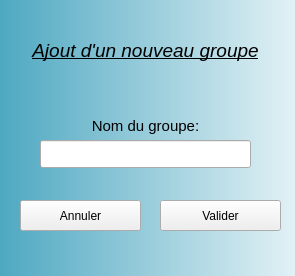
Above: ajoutgroupe.ui from Obsywon/ShareCount before the change. Below: the same form after it.
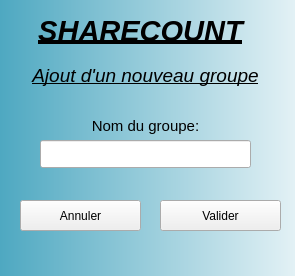
That is the form after the change.

Commit message: Ui amélioration event

Diff of the .ui file:
```diff
--- a/ajoutgroupe.ui
+++ b/ajoutgroupe.ui
@@ -87,9 +87,9 @@
    <property name="geometry">
     <rect>
      <x>0</x>
-     <y>0</y>
+     <y>40</y>
      <width>291</width>
-     <height>101</height>
+     <height>71</height>
     </rect>
    </property>
    <property name="font">
@@ -122,6 +122,31 @@
     <string/>
    </property>
   </widget>
+  <widget class="QLabel" name="label_2">
+   <property name="geometry">
+    <rect>
+     <x>-10</x>
+     <y>10</y>
+     <width>301</width>
+     <height>41</height>
+    </rect>
+   </property>
+   <property name="font">
+    <font>
+     <pointsize>22</pointsize>
+     <weight>75</weight>
+     <italic>true</italic>
+     <bold>true</bold>
+     <underline>true</underline>
+    </font>
+   </property>
+   <property name="text">
+    <string>SHARECOUNT</string>
+   </property>
+   <property name="alignment">
+    <set>Qt::AlignCenter</set>
+   </property>
+  </widget>
   <zorder>label_6</zorder>
   <zorder>nom_groupe</zorder>
   <zorder>ok</zorder>
@@ -129,6 +154,7 @@
   <zorder>annuler</zorder>
   <zorder>label_11</zorder>
   <zorder>label</zorder>
+  <zorder>label_2</zorder>
  </widget>
  <resources/>
  <connections/>
```
The commit also changes 4 other files.
